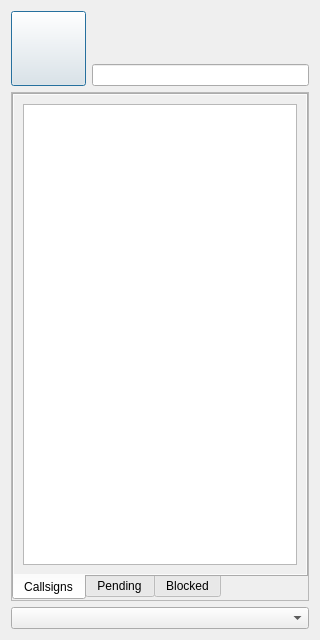
First picture: the form in src/ui/xmpp/gkxmpprosterdialog.ui, repository GekkoFyre/small-world-deluxe, before the edit.
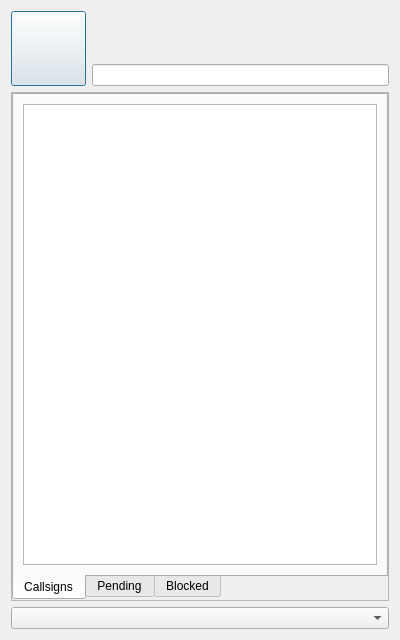
Second picture: the form after the edit. The open tabs and pages were chosen to show the change.

```diff
--- a/src/ui/xmpp/gkxmpprosterdialog.ui
+++ b/src/ui/xmpp/gkxmpprosterdialog.ui
@@ -6,10 +6,16 @@
    <rect>
     <x>0</x>
     <y>0</y>
-    <width>320</width>
+    <width>400</width>
     <height>640</height>
    </rect>
   </property>
+  <property name="minimumSize">
+   <size>
+    <width>400</width>
+    <height>480</height>
+   </size>
+  </property>
   <property name="windowTitle">
    <string>Callsign List</string>
   </property>
@@ -227,23 +233,14 @@
               <string>Callsigns</string>
              </attribute>
              <layout class="QVBoxLayout" name="verticalLayout_3">
-              <property name="leftMargin">
-               <number>0</number>
-              </property>
-              <property name="topMargin">
-               <number>0</number>
-              </property>
-              <property name="rightMargin">
-               <number>0</number>
-              </property>
-              <property name="bottomMargin">
-               <number>0</number>
-              </property>
               <item>
                <widget class="QScrollArea" name="scrollArea_callsigns_groups">
                 <property name="frameShape">
                  <enum>QFrame::NoFrame</enum>
                 </property>
+                <property name="frameShadow">
+                 <enum>QFrame::Plain</enum>
+                </property>
                 <property name="horizontalScrollBarPolicy">
                  <enum>Qt::ScrollBarAlwaysOff</enum>
                 </property>
@@ -255,11 +252,23 @@
                   <rect>
                    <x>0</x>
                    <y>0</y>
-                   <width>292</width>
-                   <height>485</height>
+                   <width>352</width>
+                   <height>465</height>
                   </rect>
                  </property>
                  <layout class="QVBoxLayout" name="verticalLayout_5">
+                  <property name="leftMargin">
+                   <number>0</number>
+                  </property>
+                  <property name="topMargin">
+                   <number>0</number>
+                  </property>
+                  <property name="rightMargin">
+                   <number>0</number>
+                  </property>
+                  <property name="bottomMargin">
+                   <number>0</number>
+                  </property>
                   <item>
                    <widget class="QTableView" name="tableView_callsigns_groups">
                     <property name="contextMenuPolicy">
```
Left out of the diff: 32 changed lines with no effect on the pictures.
